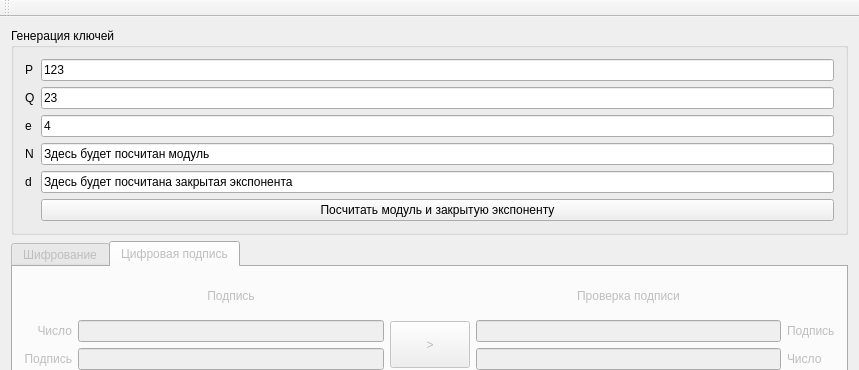
klv-codehub/rsa-cash, file mainwindow.ui: the form before one commit; both pictures show x 0 to 859 and y 0 to 370 of the 859 by 670 pixel window.
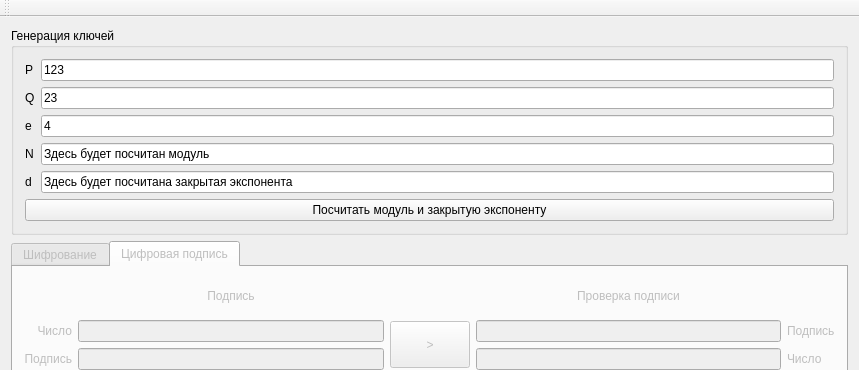
The form after the commit.

```diff
--- a/mainwindow.ui
+++ b/mainwindow.ui
@@ -20,7 +20,7 @@
       <property name="title">
        <string>Генерация ключей</string>
       </property>
-      <layout class="QFormLayout" name="formLayout_2">
+      <layout class="QGridLayout" name="gridLayout_3">
        <item row="0" column="0">
         <widget class="QLabel" name="label_4">
          <property name="text">
@@ -87,7 +87,7 @@
          </property>
         </widget>
        </item>
-       <item row="5" column="1">
+       <item row="5" column="0" colspan="2">
         <widget class="QPushButton" name="pushButton_keygen">
          <property name="enabled">
           <bool>true</bool>
```
Left out of the diff: 22 changed lines with no effect on the pictures.
